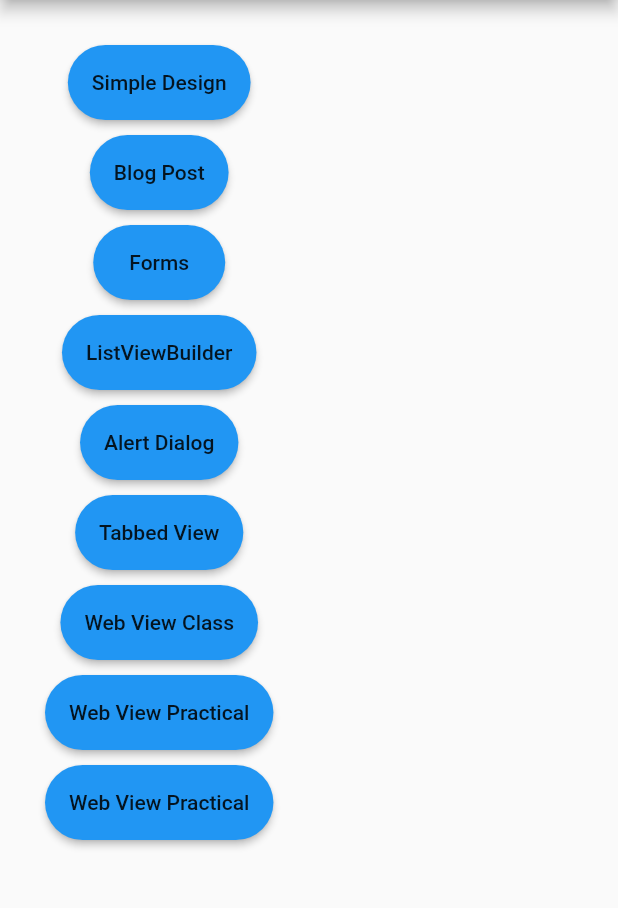
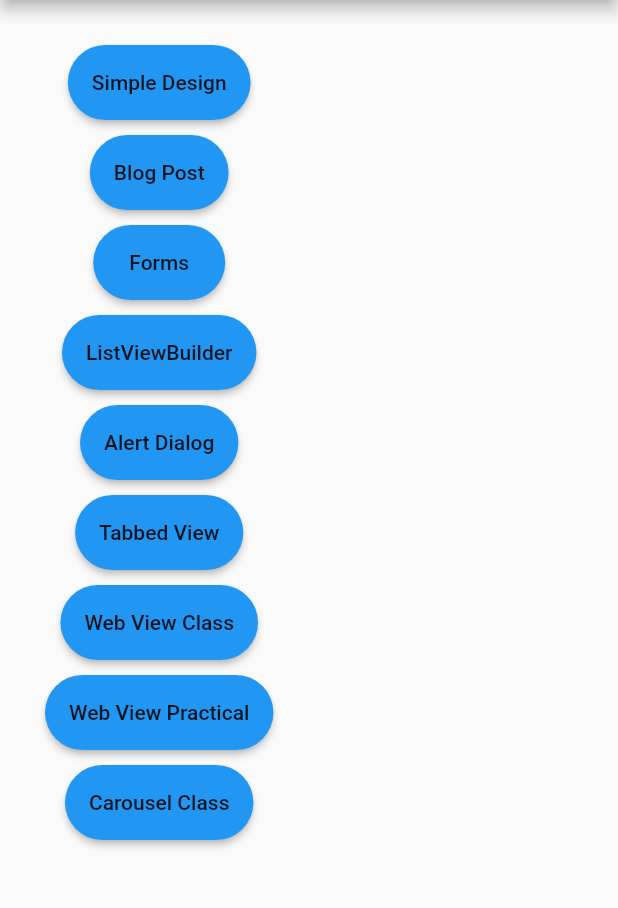
Before and after one commit to Sxmtee/Flutter-Tutorial, a Flutter app: the screen it shows after launch, on a phone screen of 412 x 824 dp, the part 84-992 px from its top. Run offline on Flutter 3.47's test engine with Material 2 defaults, Android fonts, the phone set to English and light mode, and no system bars; our stand-ins replace carousel_slider, email_validator, webview_flutter; missing offline and left inert: regexpattern.

```diff
--- a/lib/carousel_class.dart
+++ b/lib/carousel_class.dart
@@ -42,6 +42,7 @@ class _CarouselClassState extends State<CarouselClass> {
           initialPage: 0,
           height: 500,
           enlargeCenterPage: true,
+          autoPlay: true,
           autoPlayInterval: const Duration(seconds: 4),
         ),
       ),
--- a/lib/main.dart
+++ b/lib/main.dart
@@ -182,7 +182,7 @@ class Home extends StatelessWidget {
                 color: Colors.blue,
                 height: 50,
                 shape: const StadiumBorder(),
-                child: const Text("Web View Practical"),
+                child: const Text("Carousel Class"),
               ),
               const SizedBox(
                 height: 10,
```
